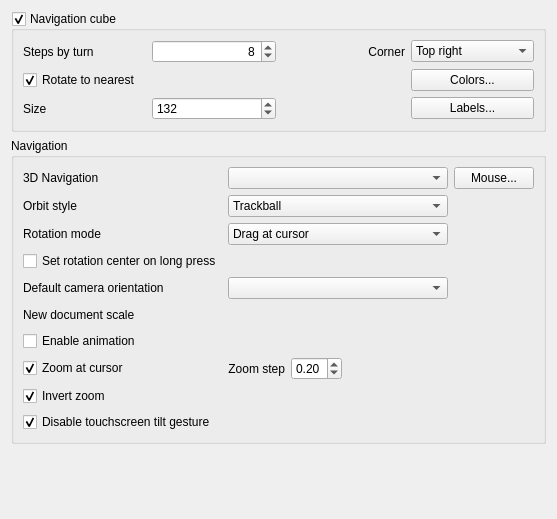
Before: the Qt Designer form src/Gui/DlgSettingsNavigation.ui in scottmudge/FreeCAD, drawn with Qt 5.
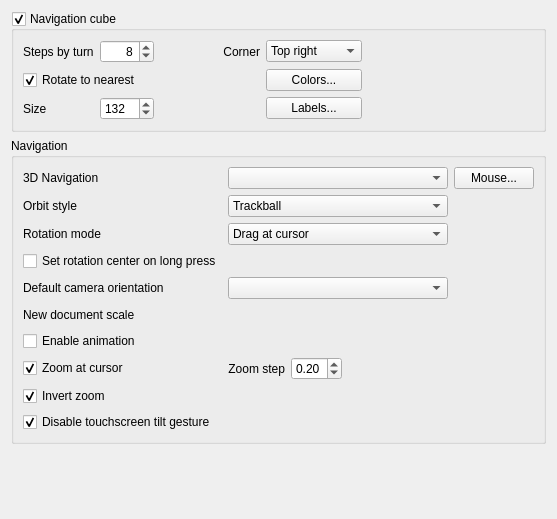
After: the same form once the commit is applied. Custom widgets are drawn as their Qt base class.

Commit message: Gui: improve navigation preference page layout

```diff
--- a/src/Gui/DlgSettingsNavigation.ui
+++ b/src/Gui/DlgSettingsNavigation.ui
@@ -71,6 +71,12 @@
       </item>
       <item row="0" column="2">
        <widget class="QLabel" name="cornerLabel">
+        <property name="minimumSize">
+         <size>
+          <width>100</width>
+          <height>0</height>
+         </size>
+        </property>
         <property name="text">
          <string>Corner</string>
         </property>
@@ -160,6 +166,19 @@
         </property>
        </widget>
       </item>
+      <item row="0" column="4">
+       <spacer name="horizontalSpacer">
+        <property name="orientation">
+         <enum>Qt::Horizontal</enum>
+        </property>
+        <property name="sizeHint" stdset="0">
+         <size>
+          <width>40</width>
+          <height>20</height>
+         </size>
+        </property>
+       </spacer>
+      </item>
      </layout>
     </widget>
    </item>
```
